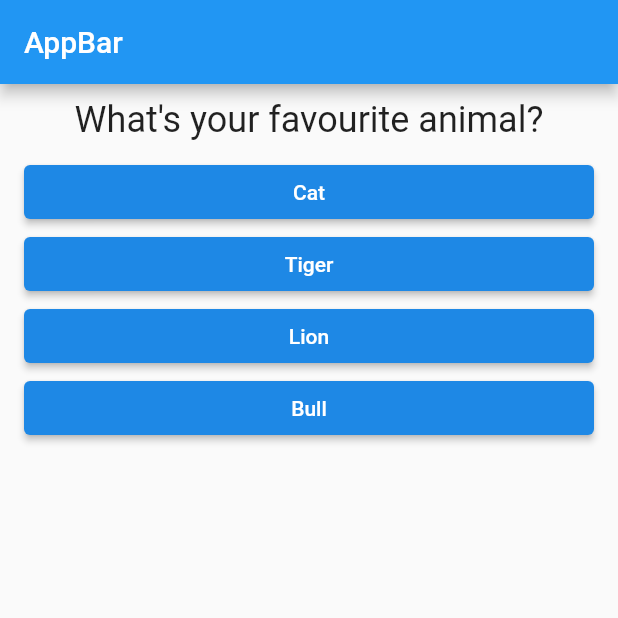
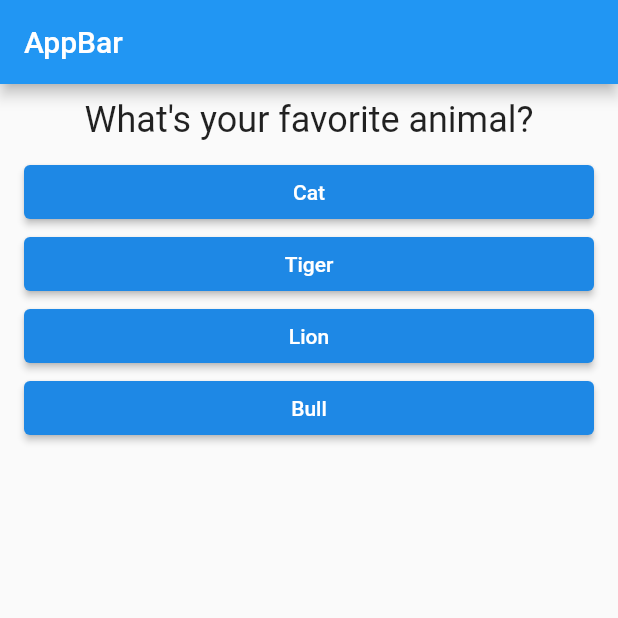
Before and after one commit to SkRhRasel/flutter_quiz_app, a Flutter app: the screen it shows after launch, after a tap on "Black", on a phone screen of 412 x 824 dp, the top half of it. Run offline on Flutter 3.47's test engine with Material 2 defaults, Android fonts, the phone set to English and light mode, and no system bars; missing offline and left inert: dart:ffi.

Commit message:
quiz working with tap

```diff
--- a/lib/main.dart
+++ b/lib/main.dart
@@ -1,6 +1,4 @@
 import 'dart:developer';
-import 'dart:ffi';
-
 import 'package:flutter/material.dart';
 import 'package:flutter_complete_guide/answer.dart';
 import 'package:flutter_complete_guide/question.dart';
@@ -37,18 +35,20 @@ class _MyAppState extends State<MyApp> {
     //   'What is your favourite language?',
     //   'What is your favourite country?'
     // ];
+
+    /// Map, question variable is a list of map
     var questions = [
       {
         'questionText': 'What\'s your favourite color?',
         'answer': ['Black', 'Blue', 'Green', 'Sky']
       },
       {
-        'questionText': 'What\'s your favourite animal?',
+        'questionText': 'What\'s your favorite animal?',
         'answer': ['Cat', 'Tiger', 'Lion', 'Bull']
       },
       {
         'questionText': 'What\'s your favourite language?',
-        'answer': ['Tamil', 'Bengali', 'English', 'Arabic']
+        'answer': ['Tamil', 'Bengali', 'English']
       },
       {
         'questionText': 'What\'s your favourite country?',
@@ -65,10 +65,15 @@ class _MyAppState extends State<MyApp> {
           // Answer(selectHandler: _answerOfQuestion),
           // Answer(selectHandler: _answerOfQuestion),
           // Answer(selectHandler: _answerOfQuestion),
+          /// ... is a Spread Operator
+          ///  It can be used to extend the elements of a Collection.
+          ///  In Dart, Spread Operator (...) and Null-aware Spread Operator (...?)
+          ///  are used for inserting multiple elements in a collection like
+          ///  Lists, Maps, set
           ...(questions[_questionIndex]['answer'] as List<String>)
               .map((answer) {
             return Answer(selectHandler: _answerOfQuestion, answerText: answer);
-          })
+          }).toList(),
 
           // ElevatedButton(
           //     onPressed: _answerOfQuestion,
--- a/lib/question.dart
+++ b/lib/question.dart
@@ -3,7 +3,7 @@ import 'package:flutter/material.dart';
 class Question extends StatelessWidget {
   final String? questionText;
 
-  Question(this.questionText, {Key? key}) : super(key: key);
+  const Question(this.questionText, {Key? key}) : super(key: key);
 
   @override
   Widget build(BuildContext context) {
```
